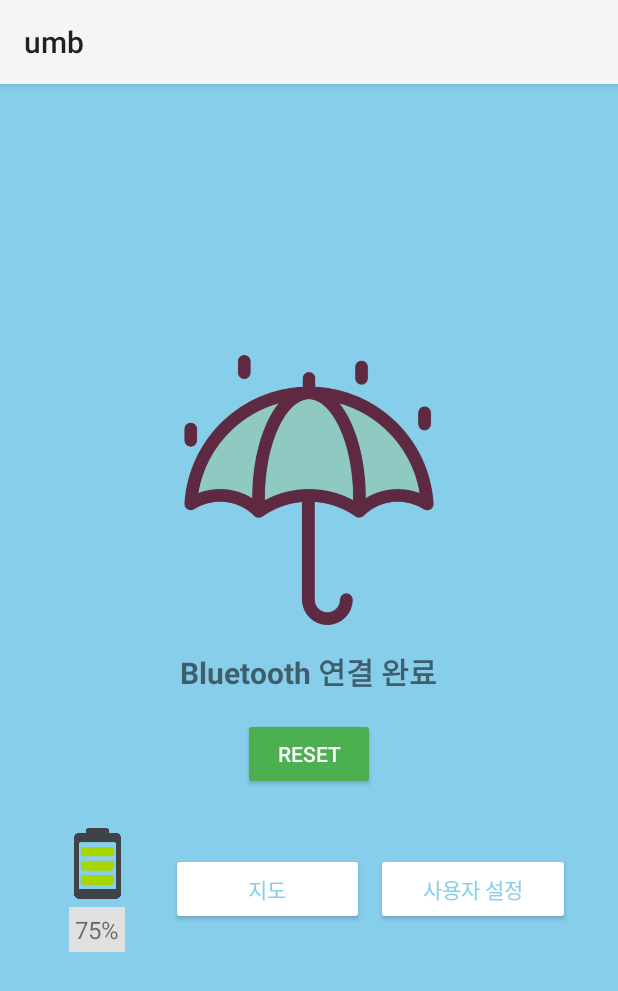
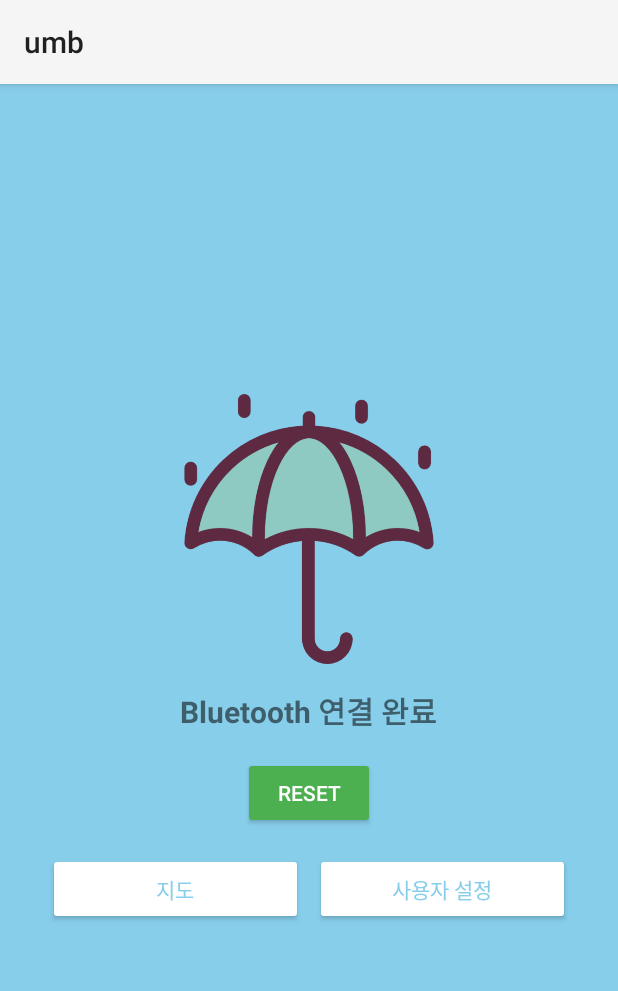
Before and after one commit to SmartUmbrella-Capstone/SmartUmbrella, an Android app: the MainActivity screen opened directly, with no data from a screen before it, on a phone screen of 412 x 824 dp. Shown: the top 991 px of the screen. Run offline under Robolectric (Android 15) with nearby library versions, the phone set to English and light mode, and no system bars.

Commit message:
배터리 삭제

```diff
--- a/app/src/main/java/com/example/smartumbrella/DatabaseHelper.java
+++ b/app/src/main/java/com/example/smartumbrella/DatabaseHelper.java
@@ -33,13 +33,13 @@ public class DatabaseHelper extends SQLiteOpenHelper {
             "longitude REAL NOT NULL" +
             ");";
 
-    // BatteryStatus 테이블
-    private static final String TABLE_BATTERY_STATUS = "BatteryStatus";
-    private static final String CREATE_TABLE_BATTERY_STATUS = "CREATE TABLE " + TABLE_BATTERY_STATUS + " (" +
-            "id INTEGER PRIMARY KEY AUTOINCREMENT, " +
-            "timestamp TEXT NOT NULL, " +
-            "battery_level INTEGER NOT NULL" +
-            ");";
+//    // BatteryStatus 테이블
+//    private static final String TABLE_BATTERY_STATUS = "BatteryStatus";
+//    private static final String CREATE_TABLE_BATTERY_STATUS = "CREATE TABLE " + TABLE_BATTERY_STATUS + " (" +
+//            "id INTEGER PRIMARY KEY AUTOINCREMENT, " +
+//            "timestamp TEXT NOT NULL, " +
+//            "battery_level INTEGER NOT NULL" +
+//            ");";
 
     public DatabaseHelper(Context context) {
         super(context, DATABASE_NAME, null, DATABASE_VERSION);
@@ -49,7 +49,7 @@ public class DatabaseHelper extends SQLiteOpenHelper {
     public void onCreate(SQLiteDatabase db) {
         db.execSQL(CREATE_TABLE_USER_SETTING);
         db.execSQL(CREATE_TABLE_LOCATION_LOG);
-        db.execSQL(CREATE_TABLE_BATTERY_STATUS);
+//        db.execSQL(CREATE_TABLE_BATTERY_STATUS);
     }
 
     @Override
--- a/app/src/main/res/layout/activity_main.xml
+++ b/app/src/main/res/layout/activity_main.xml
@@ -47,7 +47,6 @@
         android:layout_height="wrap_content"
         android:text="Stop BLE"
         android:visibility="gone"
-
         android:textColor="#FFFFFF"
         android:backgroundTint="#FF5722"
         android:layout_marginBottom="24dp"
@@ -61,33 +60,35 @@
         android:layout_marginStart="16dp"
         android:layout_marginEnd="16dp">
 
-        <LinearLayout
-            android:orientation="vertical"
-            android:layout_width="wrap_content"
-            android:layout_height="wrap_content"
-            android:gravity="center"
-            android:layout_marginEnd="16dp"
-            android:padding="8dp">
+<!--        <LinearLayout-->
+<!--            android:orientation="vertical"-->
+<!--            android:layout_width="wrap_content"-->
+<!--            android:layout_height="wrap_content"-->
+<!--            android:gravity="center"-->
+<!--            android:layout_marginEnd="16dp"-->
+<!--            android:padding="8dp">-->
 
-            <ImageView
-                android:id="@+id/battery"
-                android:layout_width="50dp"
-                android:layout_height="50dp"
-                android:scaleType="fitCenter"
-                android:src="@drawable/battery"
-                />
+<!--            <ImageView-->
+<!--                android:id="@+id/battery"-->
+<!--                android:layout_width="50dp"-->
+<!--                android:layout_height="50dp"-->
+<!--                android:scaleType="fitCenter"-->
+<!--                android:src="@drawable/battery"-->
+<!--                android:visibility="gone"-->
+<!--                />-->
 
-            <TextView
-                android:id="@+id/batteryPercentage"
-                android:layout_width="wrap_content"
-                android:layout_height="wrap_content"
-                android:text="75%"
-                android:gravity="center"
-                android:textSize="16sp"
-                android:layout_marginTop="4dp"
-                android:background="#E0E0E0"
-                android:padding="4dp" />
-        </LinearLayout>
+<!--            <TextView-->
+<!--                android:id="@+id/batteryPercentage"-->
+<!--                android:layout_width="wrap_content"-->
+<!--                android:layout_height="wrap_content"-->
+<!--                android:text="75%"-->
+<!--                android:gravity="center"-->
+<!--                android:textSize="16sp"-->
+<!--                android:layout_marginTop="4dp"-->
+<!--                android:background="#E0E0E0"-->
+<!--                android:visibility="gone"-->
+<!--                android:padding="4dp" />-->
+<!--        </LinearLayout>-->
 
         <Button
             android:id="@+id/button1"
```
Also changed, not shown: app/src/main/java/com/example/smartumbrella/BLEManager.java (+11 -39 lines), app/src/main/res/layout/activity_battery.xml (deleted, +0 -13 lines).
